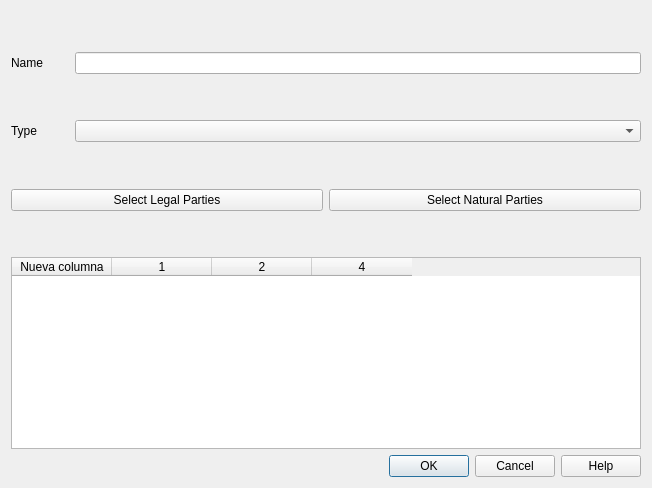
The window that asistente_ladm_col/ui/dlg_group_party.ui (SwissTierrasColombia/Asistente-LADM-COL) describes before a commit, drawn with Qt 5.
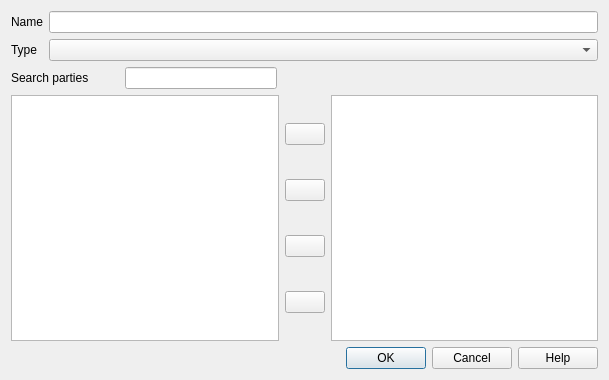
The same window after the commit. Icons and pictures are not drawn.

Commit message: Adjust UI and start implementing the selected party's numerator/denominator edit logic

The edit to the form file:
```diff
--- a/asistente_ladm_col/ui/dlg_group_party.ui
+++ b/asistente_ladm_col/ui/dlg_group_party.ui
@@ -6,8 +6,8 @@
    <rect>
     <x>0</x>
     <y>0</y>
-    <width>652</width>
-    <height>488</height>
+    <width>609</width>
+    <height>380</height>
    </rect>
   </property>
   <property name="sizePolicy">
@@ -20,103 +20,184 @@
    <string>Group Party</string>
   </property>
   <layout class="QGridLayout" name="gridLayout">
-   <item row="0" column="1">
-    <spacer name="verticalSpacer">
-     <property name="orientation">
-      <enum>Qt::Vertical</enum>
-     </property>
-     <property name="sizeHint" stdset="0">
-      <size>
-       <width>20</width>
-       <height>40</height>
-      </size>
-     </property>
-    </spacer>
-   </item>
-   <item row="1" column="0">
+   <item row="0" column="0">
     <widget class="QLabel" name="label">
      <property name="text">
       <string>Name</string>
      </property>
     </widget>
    </item>
-   <item row="1" column="2">
-    <widget class="QLineEdit" name="lineEdit"/>
+   <item row="0" column="1">
+    <widget class="QLineEdit" name="txt_group_name"/>
    </item>
-   <item row="2" column="1">
-    <spacer name="verticalSpacer_2">
-     <property name="orientation">
-      <enum>Qt::Vertical</enum>
-     </property>
-     <property name="sizeHint" stdset="0">
-      <size>
-       <width>20</width>
-       <height>40</height>
-      </size>
-     </property>
-    </spacer>
-   </item>
-   <item row="3" column="0">
+   <item row="1" column="0">
     <widget class="QLabel" name="label_2">
      <property name="text">
       <string>Type</string>
      </property>
     </widget>
    </item>
-   <item row="3" column="2">
-    <widget class="QComboBox" name="comboBox"/>
+   <item row="1" column="1">
+    <widget class="QComboBox" name="cbo_group_type"/>
    </item>
-   <item row="4" column="1">
-    <spacer name="verticalSpacer_3">
-     <property name="orientation">
-      <enum>Qt::Vertical</enum>
-     </property>
-     <property name="sizeHint" stdset="0">
-      <size>
-       <width>20</width>
-       <height>40</height>
-      </size>
-     </property>
-    </spacer>
+   <item row="2" column="0" colspan="2">
+    <layout class="QHBoxLayout" name="horizontalLayout_2">
+     <item>
+      <widget class="QLabel" name="label_3">
+       <property name="text">
+        <string>Search parties         </string>
+       </property>
+      </widget>
+     </item>
+     <item>
+      <widget class="QLineEdit" name="txt_search_party">
+       <property name="maximumSize">
+        <size>
+         <width>152</width>
+         <height>16777215</height>
+        </size>
+       </property>
+       <property name="placeholderText">
+        <string/>
+       </property>
+      </widget>
+     </item>
+     <item>
+      <spacer name="horizontalSpacer">
+       <property name="orientation">
+        <enum>Qt::Horizontal</enum>
+       </property>
+       <property name="sizeHint" stdset="0">
+        <size>
+         <width>40</width>
+         <height>20</height>
+        </size>
+       </property>
+      </spacer>
+     </item>
+    </layout>
    </item>
-   <item row="6" column="1">
-    <spacer name="verticalSpacer_4">
-     <property name="orientation">
-      <enum>Qt::Vertical</enum>
-     </property>
-     <property name="sizeHint" stdset="0">
-      <size>
-       <width>20</width>
-       <height>40</height>
-      </size>
-     </property>
-    </spacer>
+   <item row="3" column="0" colspan="2">
+    <layout class="QHBoxLayout" name="horizontalLayout_3">
+     <item>
+      <widget class="QListWidget" name="lst_all_parties">
+       <property name="horizontalScrollBarPolicy">
+        <enum>Qt::ScrollBarAlwaysOff</enum>
+       </property>
+       <property name="selectionMode">
+        <enum>QAbstractItemView::ExtendedSelection</enum>
+       </property>
+      </widget>
+     </item>
+     <item>
+      <layout class="QVBoxLayout" name="verticalLayout">
+       <item>
+        <widget class="QPushButton" name="btn_select_all">
+         <property name="toolTip">
+          <string>Select All</string>
+         </property>
+         <property name="text">
+          <string/>
+         </property>
+         <property name="icon">
+          <iconset resource="../resources.qrc">
+           <normaloff>:/Asistente-LADM_COL/resources/images/select_all.png</normaloff>:/Asistente-LADM_COL/resources/images/select_all.png</iconset>
+         </property>
+        </widget>
+       </item>
+       <item>
+        <widget class="QPushButton" name="btn_select">
+         <property name="toolTip">
+          <string>Select</string>
+         </property>
+         <property name="text">
+          <string/>
+         </property>
+         <property name="icon">
+          <iconset resource="../resources.qrc">
+           <normaloff>:/Asistente-LADM_COL/resources/images/select.png</normaloff>:/Asistente-LADM_COL/resources/images/select.png</iconset>
+         </property>
+        </widget>
+       </item>
+       <item>
+        <widget class="QPushButton" name="btn_deselect">
+         <property name="toolTip">
+          <string>Deselect</string>
+         </property>
+         <property name="text">
+          <string/>
+         </property>
+         <property name="icon">
+          <iconset resource="../resources.qrc">
+           <normaloff>:/Asistente-LADM_COL/resources/images/deselect.png</normaloff>:/Asistente-LADM_COL/resources/images/deselect.png</iconset>
+         </property>
+        </widget>
+       </item>
+       <item>
+        <widget class="QPushButton" name="btn_deselect_all">
+         <property name="toolTip">
+          <string>Deselect All</string>
+         </property>
+         <property name="text">
+          <string/>
+         </property>
+         <property name="icon">
+          <iconset resource="../resources.qrc">
+           <normaloff>:/Asistente-LADM_COL/resources/images/deselect_all.png</normaloff>:/Asistente-LADM_COL/resources/images/deselect_all.png</iconset>
+         </property>
+        </widget>
+       </item>
+      </layout>
+     </item>
+     <item>
+      <widget class="QTableWidget" name="tbl_selected_parties">
+       <property name="horizontalScrollBarPolicy">
+        <enum>Qt::ScrollBarAlwaysOff</enum>
+       </property>
+       <property name="editTriggers">
+        <set>QAbstractItemView::AnyKeyPressed|QAbstractItemView::DoubleClicked|QAbstractItemView::EditKeyPressed</set>
+       </property>
+       <property name="selectionBehavior">
+        <enum>QAbstractItemView::SelectRows</enum>
+       </property>
+       <property name="showGrid">
+        <bool>true</bool>
+       </property>
+       <property name="gridStyle">
+        <enum>Qt::DashLine</enum>
+       </property>
+       <property name="sortingEnabled">
+        <bool>true</bool>
+       </property>
+       <property name="columnCount">
+        <number>3</number>
+       </property>
+       <attribute name="horizontalHeaderVisible">
+        <bool>false</bool>
+       </attribute>
+       <attribute name="horizontalHeaderDefaultSectionSize">
+        <number>60</number>
+       </attribute>
+       <attribute name="horizontalHeaderMinimumSectionSize">
+        <number>30</number>
+       </attribute>
+       <attribute name="verticalHeaderVisible">
+        <bool>false</bool>
+       </attribute>
+       <attribute name="verticalHeaderDefaultSectionSize">
+        <number>20</number>
+       </attribute>
+       <attribute name="verticalHeaderMinimumSectionSize">
+        <number>20</number>
+       </attribute>
+       <column/>
+       <column/>
+       <column/>
+      </widget>
+     </item>
+    </layout>
    </item>
-   <item row="7" column="0" colspan="3">
-    <widget class="QTableWidget" name="tableWidget">
-     <column>
-      <property name="text">
-       <string>Nueva columna</string>
-      </property>
-     </column>
-     <column>
-      <property name="text">
-       <string>1</string>
-      </property>
-     </column>
-     <column>
-      <property name="text">
-       <string>2</string>
-      </property>
-     </column>
-     <column>
-      <property name="text">
-       <string>4</string>
-      </property>
-     </column>
-    </widget>
-   </item>
-   <item row="8" column="0" colspan="3">
+   <item row="4" column="0" colspan="2">
     <widget class="QDialogButtonBox" name="buttonBox">
      <property name="orientation">
       <enum>Qt::Horizontal</enum>
@@ -129,24 +210,6 @@
      </property>
     </widget>
    </item>
-   <item row="5" column="0" colspan="3">
-    <layout class="QHBoxLayout" name="horizontalLayout">
-     <item>
-      <widget class="QPushButton" name="pushButton_2">
-       <property name="text">
-        <string>Select Legal Parties</string>
-       </property>
-      </widget>
-     </item>
-     <item>
-      <widget class="QPushButton" name="pushButton">
-       <property name="text">
-        <string>Select Natural Parties</string>
-       </property>
-      </widget>
-     </item>
-    </layout>
-   </item>
   </layout>
  </widget>
  <resources/>
```
Left out of the diff: 1 changed line with no effect on the pictures. The commit also changes 7 other files.
